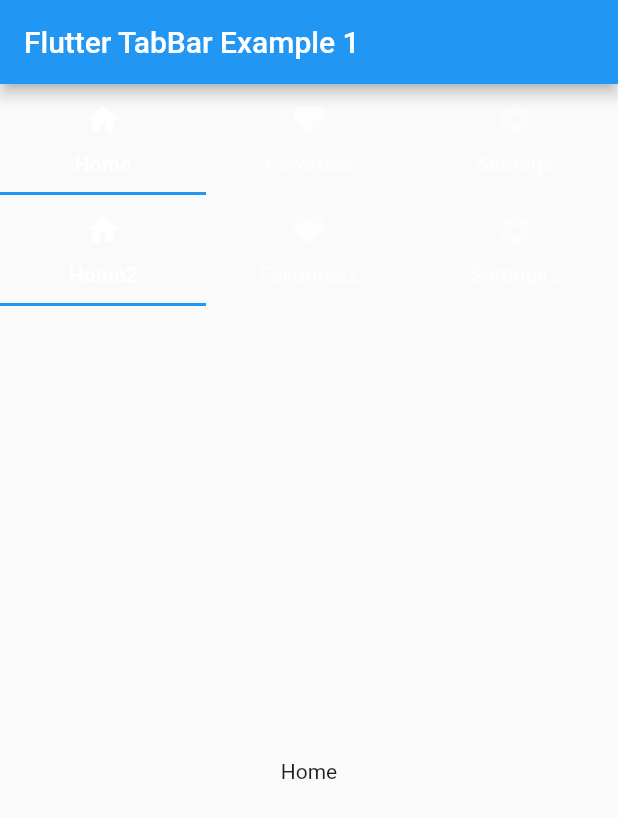
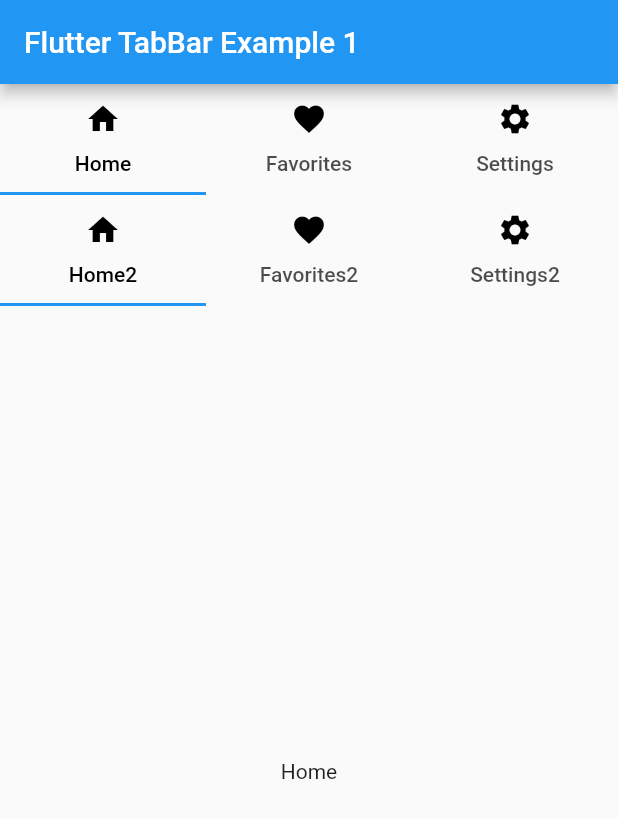
Before and after one commit to Merhong/flutter-doble-tab-app, a Flutter app: the screen it shows after launch, on a phone screen of 412 x 824 dp. Shown: the top 818 px of the screen. Run offline on Flutter 3.47's test engine with Material 2 defaults, Android fonts, the phone set to English and light mode, and no system bars.

Commit message:
아이콘 및 탭 라벨 색상 검정색 수정

```diff
--- a/lib/main.dart
+++ b/lib/main.dart
@@ -15,16 +15,15 @@ class MyApp extends StatelessWidget {
   }
 }
 
-
-class DoubleTabbar extends StatefulWidget{
+class DoubleTabbar extends StatefulWidget {
   DoubleTabbar({Key? key}) : super(key: key);
 
   @override
   State<DoubleTabbar> createState() => _DoubleTabbarState();
 }
 
-class _DoubleTabbarState extends State<DoubleTabbar>  with TickerProviderStateMixin{
-
+class _DoubleTabbarState extends State<DoubleTabbar>
+    with TickerProviderStateMixin {
   int tabNumber = 1;
   late TabController _tabController1;
   late TabController _tabController2;
@@ -39,9 +38,7 @@ class _DoubleTabbarState extends State<DoubleTabbar>  with TickerProviderStateMi
   @override
   Widget build(BuildContext context) {
     return Scaffold(
-        appBar: AppBar(
-            title: Text('Flutter TabBar Example ${tabNumber}')
-        ),
+        appBar: AppBar(title: Text('Flutter TabBar Example ${tabNumber}')),
         body: Column(
           children: [
             _tabbar1(),
@@ -49,45 +46,50 @@ class _DoubleTabbarState extends State<DoubleTabbar>  with TickerProviderStateMi
             Expanded(
               child: Stack(
                 children: [
-                  if(tabNumber == 1) _view1(),
-                  if(tabNumber == 2) _view2()
+                  if (tabNumber == 1) _view1(),
+                  if (tabNumber == 2) _view2()
                 ],
               ),
             ),
-
           ],
-        )
-    );
+        ));
   }
 
   TabBar _tabbar1() {
     return TabBar(
-      onTap: (v){
+      onTap: (v) {
         setState(() {
           tabNumber = 1;
         });
       },
       controller: _tabController1,
+      labelColor: Colors.black,
       tabs: [
-        Tab(icon: Icon(Icons.home), text: 'Home',),
-        Tab(icon: Icon(Icons.favorite), text: 'Favorites'),
-        Tab(icon: Icon(Icons.settings), text: 'Settings'),
+        Tab(
+          icon: Icon(Icons.home, color: Colors.black),
+          text: 'Home',
+        ),
+        Tab(icon: Icon(Icons.favorite, color: Colors.black), text: 'Favorites'),
+        Tab(icon: Icon(Icons.settings, color: Colors.black), text: 'Settings'),
       ],
     );
   }
 
   TabBar _tabbar2() {
     return TabBar(
-      onTap: (v){
+      onTap: (v) {
         setState(() {
           tabNumber = 2;
         });
       },
       controller: _tabController2,
+      labelColor: Colors.black,
       tabs: [
-        Tab(icon: Icon(Icons.home), text: 'Home2'),
-        Tab(icon: Icon(Icons.favorite), text: 'Favorites2'),
-        Tab(icon: Icon(Icons.settings), text: 'Settings2'),
+        Tab(icon: Icon(Icons.home, color: Colors.black), text: 'Home2'),
+        Tab(
+            icon: Icon(Icons.favorite, color: Colors.black),
+            text: 'Favorites2'),
+        Tab(icon: Icon(Icons.settings, color: Colors.black), text: 'Settings2'),
       ],
     );
   }
```
